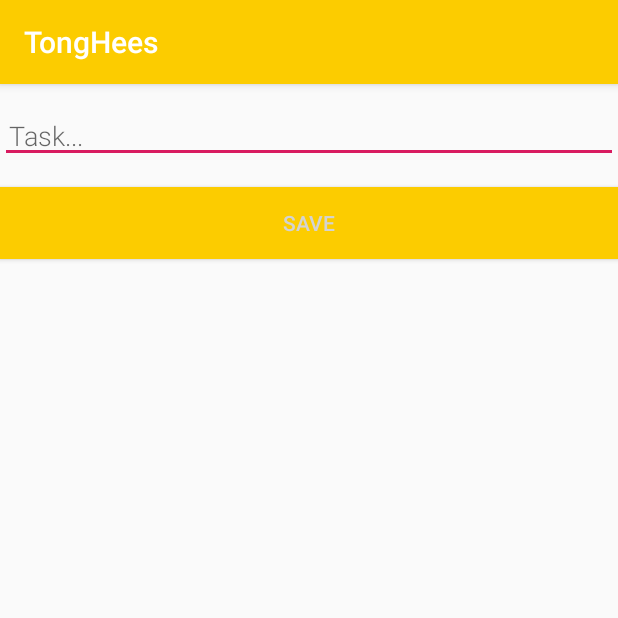
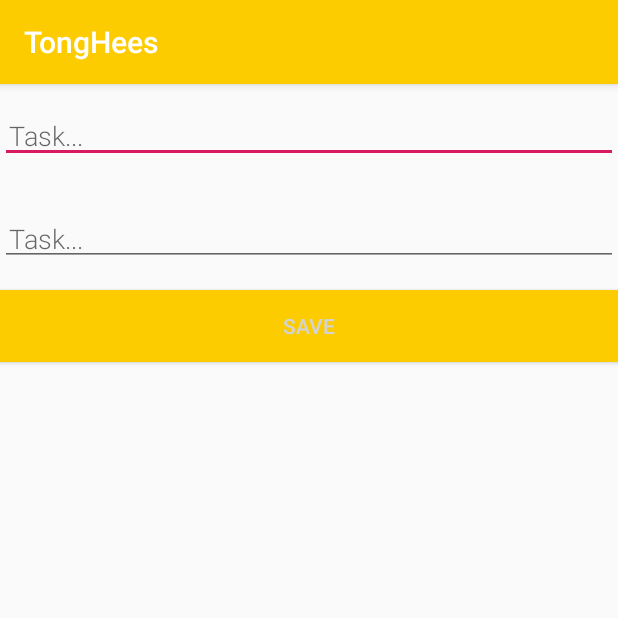
Before and after one commit to daffamachfud/tonghees, an Android app: the screen it shows after launch (NewTaskActivity), after a tap on an icon or button, on a phone screen of 412 x 824 dp, the top half of it. Run offline under Robolectric (Android 15) with nearby library versions, the phone set to English and light mode, and no system bars; our stand-ins replace Room's generated code.

```diff
--- a/app/src/main/java/com/example/tonghees/MainActivity.java
+++ b/app/src/main/java/com/example/tonghees/MainActivity.java
@@ -68,8 +68,8 @@ public class MainActivity extends AppCompatActivity {
         super.onActivityResult(requestCode, resultCode, data);
 
         if (requestCode == NEW_TASK_ACTIVITY_REQUEST_CODE && resultCode == RESULT_OK) {
-            Task task = new Task(data.getStringExtra(NewTaskActivity.EXTRA_REPLY));
-            mTaskViewModel.insert(task);
+            Task task = new Task(data.getStringExtra(NewTaskActivity.EXTRA_REPLY),(data.getStringExtra(NewTaskActivity.EXTRA_LOCATION)));
+            mTaskViewModel.insert(task,task);
         } else {
             Toast.makeText(
                     getApplicationContext(),
--- a/app/src/main/java/com/example/tonghees/NewTaskActivity.java
+++ b/app/src/main/java/com/example/tonghees/NewTaskActivity.java
@@ -32,28 +32,38 @@ import androidx.appcompat.app.AppCompatActivity;
 public class NewTaskActivity extends AppCompatActivity {
 
     public static final String EXTRA_REPLY = "com.example.android.wordlistsql.REPLY";
+    public static final String EXTRA_LOCATION = "com.example.android.wordlistsql.REPLY";
 
     private EditText mEditTaskView;
+    private EditText mEditLocView;
+
 
     @Override
     public void onCreate(Bundle savedInstanceState) {
         super.onCreate(savedInstanceState);
         setContentView(R.layout.activity_new_task);
         mEditTaskView = findViewById(R.id.edit_word);
+        mEditLocView = findViewById(R.id.edit_loc);
 
         final Button button = findViewById(R.id.button_save);
         button.setOnClickListener(new View.OnClickListener() {
             public void onClick(View view) {
                 Intent replyIntent = new Intent();
-                if (TextUtils.isEmpty(mEditTaskView.getText())) {
+                if (TextUtils.isEmpty(mEditTaskView.getText() )) {
                     setResult(RESULT_CANCELED, replyIntent);
                 } else {
                     String word = mEditTaskView.getText().toString();
+                    String loc = mEditLocView.getText().toString();
+
                     replyIntent.putExtra(EXTRA_REPLY, word);
-                    setResult(RESULT_OK, replyIntent);
+                    replyIntent.putExtra(EXTRA_LOCATION, loc);
+
+                        setResult(RESULT_OK, replyIntent);
+                         setResult(RESULT_OK, replyIntent);
+
                 }
                 finish();
             }
         });
     }
-}
+    }
--- a/app/src/main/java/com/example/tonghees/TaskListAdapter.java
+++ b/app/src/main/java/com/example/tonghees/TaskListAdapter.java
@@ -17,10 +17,12 @@ public class TaskListAdapter extends RecyclerView.Adapter<TaskListAdapter.TaskVi
 
     class TaskViewHolder extends RecyclerView.ViewHolder {
         private final TextView taskItemView;
+        private final TextView taskLocView;
 
         private TaskViewHolder(View itemView) {
             super(itemView);
             taskItemView = itemView.findViewById(R.id.textView);
+            taskLocView = itemView.findViewById(R.id.locView);
         }
     }
 
@@ -41,6 +43,8 @@ public class TaskListAdapter extends RecyclerView.Adapter<TaskListAdapter.TaskVi
         if (mTasks != null) {
             Task current = mTasks.get(position);
             holder.taskItemView.setText(current.getTask());
+            holder.taskLocView.setText(current.getLocation());
+
         }
     }
 
--- a/app/src/main/java/com/example/tonghees/TaskRoomDatabase.java
+++ b/app/src/main/java/com/example/tonghees/TaskRoomDatabase.java
@@ -10,6 +10,7 @@ import androidx.room.RoomDatabase;
 import androidx.sqlite.db.SupportSQLiteDatabase;
 
 import com.example.tonghees.model.Task;
+import com.example.tonghees.model.TaskDao;
 
 @Database(entities = {Task.class},version = 1)
 public abstract class TaskRoomDatabase extends RoomDatabase {
@@ -66,8 +67,8 @@ public abstract class TaskRoomDatabase extends RoomDatabase {
             // Not needed if you only populate on creation.
             mDao.deleteAll();
 
-            Task word = new Task("Hello");
-            mDao.insert(word);
+            Task task = new Task("Hello","Bandung");
+            mDao.insert(task,task);
 
             return null;
         }
--- a/app/src/main/java/com/example/tonghees/TaskViewModel.java
+++ b/app/src/main/java/com/example/tonghees/TaskViewModel.java
@@ -24,8 +24,8 @@ public class TaskViewModel extends AndroidViewModel {
         return mAllTasks;
     }
 
-    public void insert(Task task){
-        mRepository.insert(task);
+    public void insert(Task task,Task location){
+        mRepository.insert(task,location);
     }
 
 
--- a/app/src/main/java/com/example/tonghees/TaskDao.java
+++ b/app/src/main/java/com/example/tonghees/model/TaskDao.java
@@ -1,4 +1,4 @@
-package com.example.tonghees;
+package com.example.tonghees.model;
 
 import androidx.lifecycle.LiveData;
 import androidx.room.Dao;
@@ -19,8 +19,10 @@ public interface TaskDao {
     @Query("SELECT * from task_table ORDER BY task ASC")
     LiveData<List<Task>> getAlphabetizedWords();
 
+
+
     @Insert(onConflict = OnConflictStrategy.IGNORE)
-    void insert(Task task);
+    void insert(Task task,Task location);
 
     @Query("DELETE FROM task_table")
     void deleteAll();
--- a/app/src/main/res/layout/activity_new_task.xml
+++ b/app/src/main/res/layout/activity_new_task.xml
@@ -5,6 +5,18 @@
 
     <EditText
         android:id="@+id/edit_word"
+        android:layout_width="match_parent"
+        android:layout_height="wrap_content"
+        android:fontFamily="sans-serif-light"
+        android:hint="@string/hint_task"
+        android:inputType="textAutoComplete"
+        android:padding="@dimen/small_padding"
+        android:layout_marginBottom="@dimen/big_padding"
+        android:layout_marginTop="@dimen/big_padding"
+        android:textSize="18sp" />
+
+    <EditText
+        android:id="@+id/edit_loc"
         android:layout_width="match_parent"
         android:layout_height="wrap_content"
         android:fontFamily="sans-serif-light"
```
Also changed, not shown: app/src/main/java/com/example/tonghees/TaskRepository.java (+5 -3 lines), app/src/main/java/com/example/tonghees/model/Task.java (+15 -1 lines), app/src/main/res/layout/recyclerview_item.xml (+7 -0 lines).
